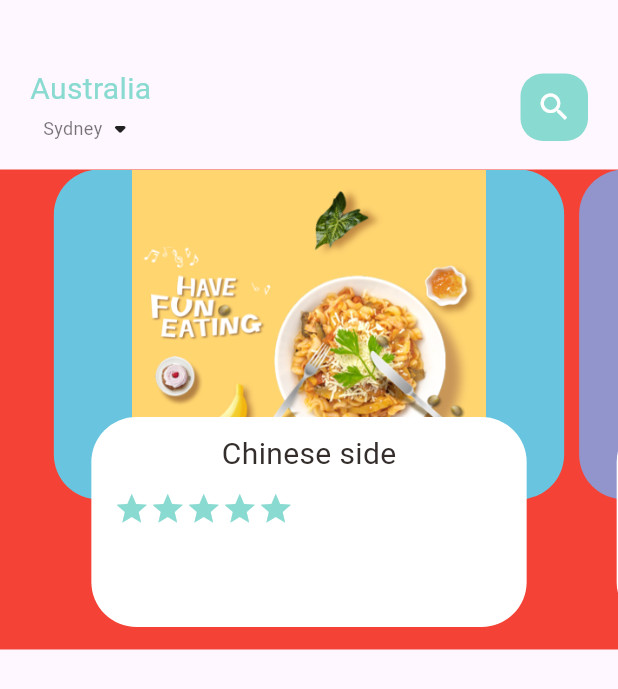
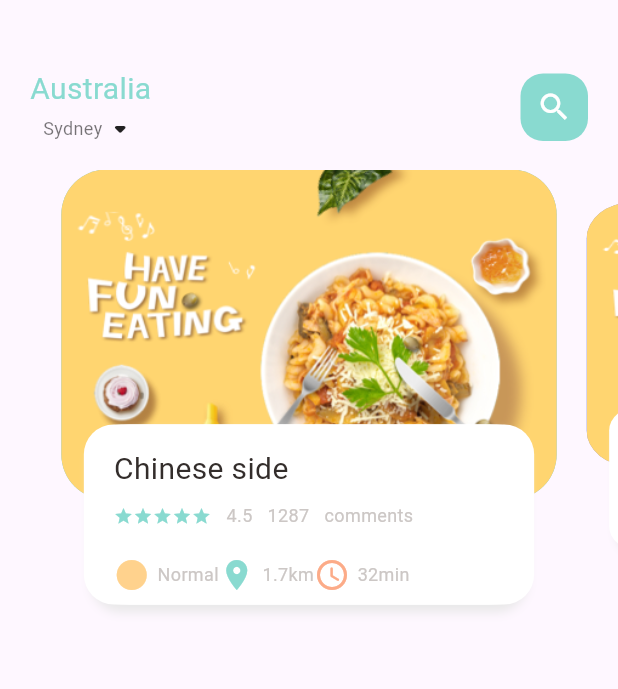
Before and after one commit to Pushpalal-Tharu/food_ordering_app, a Flutter app: the screen it shows after launch, on a phone screen of 412 x 824 dp. Shown: the top 689 px of the screen. Run offline on Flutter 3.47's test engine with Material 2 defaults, Android fonts, the phone set to English and light mode, and no system bars.

Commit message:
UI improved and Transformation added on home page slider

```diff
--- a/lib/home/food_page_body.dart
+++ b/lib/home/food_page_body.dart
@@ -1,6 +1,8 @@
 import 'package:flutter/material.dart';
 import 'package:food_ordering_app/utils/colors.dart';
 import 'package:food_ordering_app/widgets/big_text.dart';
+import 'package:food_ordering_app/widgets/icon_and_text_widget.dart';
+import 'package:food_ordering_app/widgets/small_text.dart';
 
 class FoodPageBody extends StatefulWidget {
   const FoodPageBody({super.key});
@@ -10,13 +12,31 @@ class FoodPageBody extends StatefulWidget {
 }
 
 class _FoodPageBodyState extends State<FoodPageBody> {
-  PageController pageController = PageController(
-    viewportFraction: 0.85,
-  );
+  PageController pageController = PageController(viewportFraction: 0.85);
+  var _currentPageValue = 0.0;
+  double _scaleFactor = 0.8;
+  double _height = 220;
+
+  @override
+  void initState() {
+    super.initState();
+    pageController.addListener(() {
+      setState(() {
+        _currentPageValue = pageController.page!;
+      });
+    });
+  }
+
+  @override
+  void dispose() {
+    super.dispose();
+    pageController.dispose();
+  }
+
   @override
   Widget build(BuildContext context) {
     return Container(
-      color: Colors.red,
+      // color: Colors.red,
       height: 320,
       child: PageView.builder(
         controller: pageController,
@@ -29,29 +49,74 @@ class _FoodPageBodyState extends State<FoodPageBody> {
   }
 
   Widget _buildPageItem(int index) {
-    return Stack(
+    Matrix4 matrix = new Matrix4.identity();
+
+    if (index == _currentPageValue.floor()) {
+      var currScale = 1 - (_currentPageValue - index) * (1 - _scaleFactor);
+      var currTrans = _height * (1 - currScale) / 2;
+      matrix = Matrix4.diagonal3Values(1, currScale, 1)
+        ..setTranslationRaw(0, currTrans, 0);
+    } else if (index == _currentPageValue.floor() + 1) {
+      var currScale =
+          _scaleFactor + (_currentPageValue - index + 1) * (1 - _scaleFactor);
+      var currTrans = _height * (1 - currScale) / 2;
+      matrix = Matrix4.diagonal3Values(1, currScale, 1);
+      matrix = Matrix4.diagonal3Values(1, currScale, 1)
+        ..setTranslationRaw(0, currTrans, 0);
+    } else if (index == _currentPageValue.floor() - 1) {
+      var currScale = 1 - (_currentPageValue - index) * (1 - _scaleFactor);
+      var currTrans = _height * (1 - currScale) / 2;
+      matrix = Matrix4.diagonal3Values(1, currScale, 1);
+      matrix = Matrix4.diagonal3Values(1, currScale, 1)
+        ..setTranslationRaw(0, currTrans, 0);
+    } else {
+      var currScale = 0.8;
+      matrix = Matrix4.diagonal3Values(1, currScale, 1)
+        ..setTranslationRaw(0, _height * (1 - _scaleFactor) / 2, 1);
+    }
+    return Transform(
+      transform: matrix,
+      child: Stack(
         children: [
           Container(
             height: 220,
-          margin: EdgeInsets.only(left: 5, right: 5),
+            margin: EdgeInsets.only(left: 10, right: 10),
             decoration: BoxDecoration(
               borderRadius: BorderRadius.circular(30),
               color: index.isEven ? Color(0xFF69c5df) : Color(0xFF9294cc),
-            image: DecorationImage(image: AssetImage("assets/image/food0.png")),
+              image: DecorationImage(
+                image: AssetImage("assets/image/food0.png"),
+                fit: BoxFit.cover,
+              ),
             ),
           ),
           Align(
             alignment: Alignment.bottomCenter,
             child: Container(
-            height: 140,
-            margin: EdgeInsets.only(left: 30, right: 30, bottom: 15),
+              height: 120,
+              margin: EdgeInsets.only(left: 30, right: 30, bottom: 30),
               decoration: BoxDecoration(
-              borderRadius: BorderRadius.circular(30),
+                  borderRadius: BorderRadius.circular(20),
                   color: Colors.white,
+                  boxShadow: [
+                    BoxShadow(
+                      color: Color(0xFFe8e8e8),
+                      blurRadius: 5.0,
+                      offset: Offset(0, 5),
                     ),
+                    BoxShadow(
+                      color: Colors.white,
+                      offset: Offset(-5, 0),
+                    ),
+                    BoxShadow(
+                      color: Colors.white,
+                      offset: Offset(5, 0),
+                    )
+                  ]),
               child: Container(
-              padding: EdgeInsets.only(top: 10, right: 15, left: 15),
+                padding: EdgeInsets.only(top: 15, right: 15, left: 15),
                 child: Column(
+                  crossAxisAlignment: CrossAxisAlignment.start,
                   children: [
                     BigText(text: "Chinese side"),
                     SizedBox(
@@ -65,9 +130,42 @@ class _FoodPageBodyState extends State<FoodPageBody> {
                                 (index) => Icon(
                                       Icons.star,
                                       color: AppColors.mainColor,
+                                      size: 13,
+                                    ))),
+                        SizedBox(
+                          width: 10,
                         ),
+                        SmallText(text: "4.5"),
+                        SizedBox(
+                          width: 10,
                         ),
-                      )
+                        SmallText(text: "1287"),
+                        SizedBox(
+                          width: 10,
+                        ),
+                        SmallText(text: "comments"),
+                      ],
+                    ),
+                    SizedBox(
+                      height: 20,
+                    ),
+                    Row(
+                      children: [
+                        IconAndTextWidget(
+                          icon: Icons.circle_sharp,
+                          text: "Normal",
+                          iconColor: AppColors.iconColor1,
+                        ),
+                        IconAndTextWidget(
+                          icon: Icons.location_on,
+                          text: "1.7km",
+                          iconColor: AppColors.mainColor,
+                        ),
+                        IconAndTextWidget(
+                          icon: Icons.access_time_rounded,
+                          text: "32min",
+                          iconColor: AppColors.iconColor2,
+                        ),
                       ],
                     )
                   ],
@@ -76,6 +174,7 @@ class _FoodPageBodyState extends State<FoodPageBody> {
             ),
           ),
         ],
+      ),
     );
   }
 }
--- /dev/null
+++ b/lib/widgets/icon_and_text_widget.dart
@@ -0,0 +1,33 @@
+import 'package:flutter/material.dart';
+import 'package:food_ordering_app/widgets/small_text.dart';
+
+class IconAndTextWidget extends StatelessWidget {
+  final IconData icon;
+  final String text;
+
+  final Color iconColor;
+
+  const IconAndTextWidget(
+      {super.key,
+      required this.icon,
+      required this.text,
+      required this.iconColor});
+
+  @override
+  Widget build(BuildContext context) {
+    return Row(
+      children: [
+        Icon(
+          icon,
+          color: iconColor,
+        ),
+        SizedBox(
+          width: 5,
+        ),
+        SmallText(
+          text: text,
+        )
+      ],
+    );
+  }
+}
```
Lines whose indentation alone changed are shown as unchanged.
